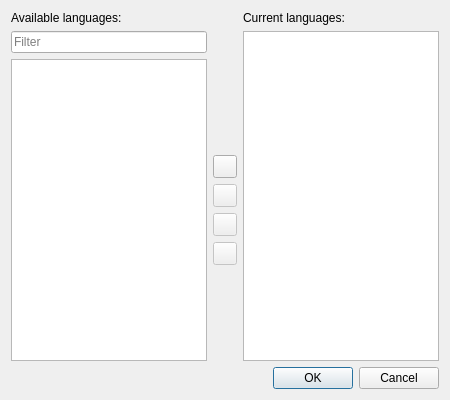
This is src/addlanguagedialog.ui in crow-translate/crow-translate as Qt 5 draws it before an edit. The edited form follows.
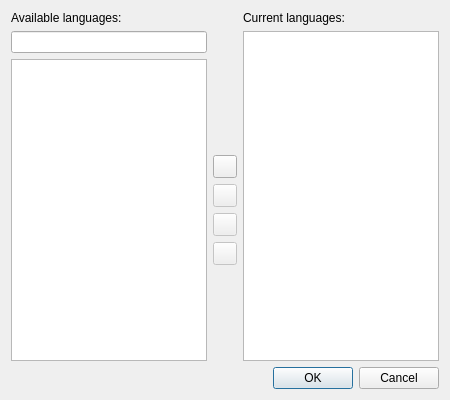
This is the edited form. Icons and pictures are not drawn.

Commit message: Add search shortcut

What changed in the file:
```diff
--- a/src/addlanguagedialog.ui
+++ b/src/addlanguagedialog.ui
@@ -53,9 +53,6 @@
    </item>
    <item row="1" column="0">
     <widget class="QLineEdit" name="searchEdit">
-     <property name="placeholderText">
-      <string>Filter</string>
-     </property>
      <property name="clearButtonEnabled">
       <bool>true</bool>
      </property>
```
Left out of the diff: 9 changed lines with no effect on the pictures. The commit also changes 2 other files.
